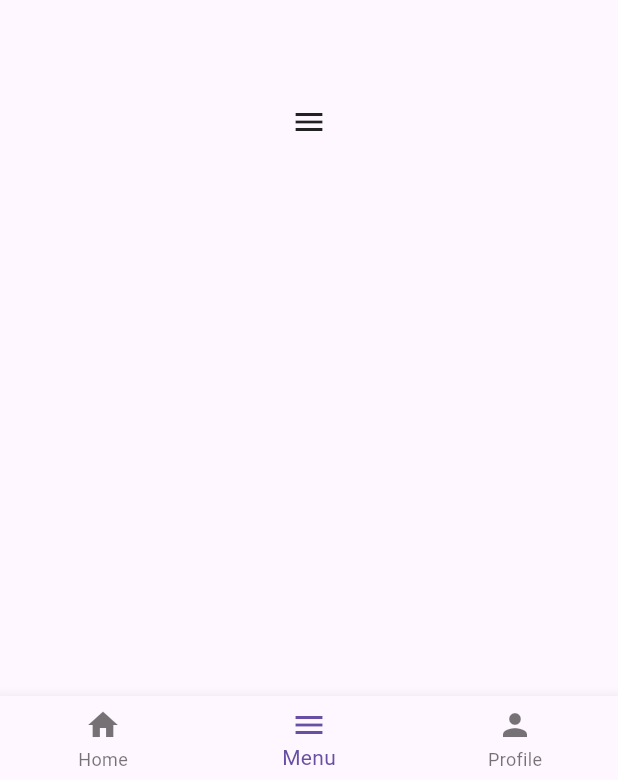
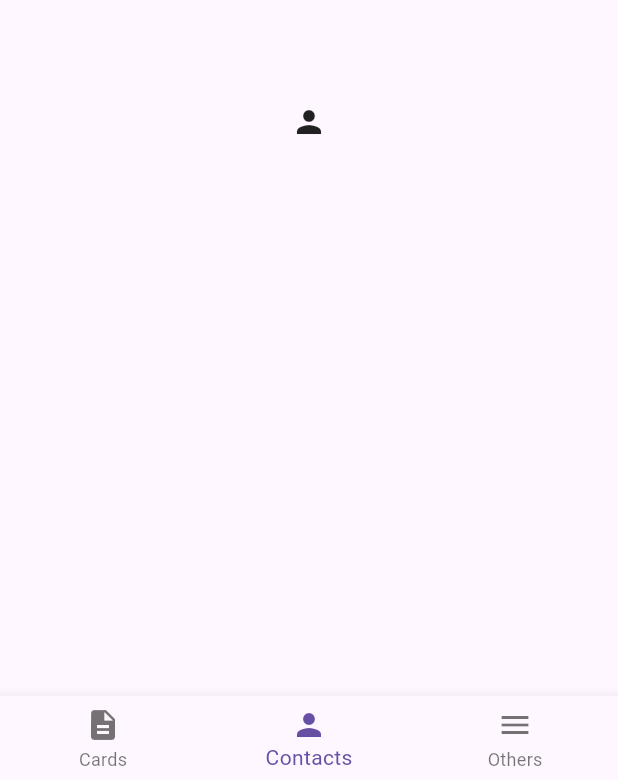
Before and after one commit to mkizhevsk/tf_mobile, a Flutter app: the screen it shows after launch, item 2 of the bottom bar chosen, on a phone screen of 412 x 824 dp. Shown: the part 453-1233 px from the top of the screen. Run offline on Flutter 3.47's test engine with Material 3 defaults, Android fonts, the phone set to English and light mode, and no system bars.

Commit message:
some changes

```diff
--- a/lib/main.dart
+++ b/lib/main.dart
@@ -1,6 +1,9 @@
 //import 'dart:async';
 import 'package:flutter/material.dart';
+import 'package:tf_mobile/screens/others.dart';
 //import 'package:flutter/widgets.dart';
+import 'screens/cards.dart';
+import 'screens/contacts.dart';
 
 void main() {
   runApp(
@@ -15,13 +18,13 @@ class MyHome extends StatefulWidget {
   State<StatefulWidget> createState() => MyHomeState();
 }
 
-class MyHomeState extends State<MyHome> with SingleTickerProviderStateMixin {
+class MyHomeState extends State<MyHome> {
   late int _currentIndex;
 
-  List<Widget> body = const [
-    Icon(Icons.home),
-    Icon(Icons.menu),
-    Icon(Icons.person),
+  List<Widget> body = [
+    CardTab(),
+    ContactTab(),
+    OtherTab(),
   ];
 
   @override
@@ -45,16 +48,16 @@ class MyHomeState extends State<MyHome> with SingleTickerProviderStateMixin {
         },
         items: const [
           BottomNavigationBarItem(
-            label: 'Home',
-            icon: Icon(Icons.home),
+            label: 'Cards',
+            icon: Icon(Icons.description),
           ),
           BottomNavigationBarItem(
-            label: 'Menu',
-            icon: Icon(Icons.menu),
+            label: 'Contacts',
+            icon: Icon(Icons.person),
           ),
           BottomNavigationBarItem(
-            label: 'Profile',
-            icon: Icon(Icons.person),
+            label: 'Others',
+            icon: Icon(Icons.menu),
           ),
         ],
       ),
--- /dev/null
+++ b/lib/screens/contacts.dart
@@ -0,0 +1,7 @@
+import 'package:flutter/material.dart';
+
+class ContactTab extends StatelessWidget {
+  Widget build(context) {
+    return const Icon(Icons.person);
+  }
+}
```
Also changed, not shown: lib/screens/cards.dart (added, +119 -0 lines), lib/screens/others.dart (added, +7 -0 lines), 2 other files.
